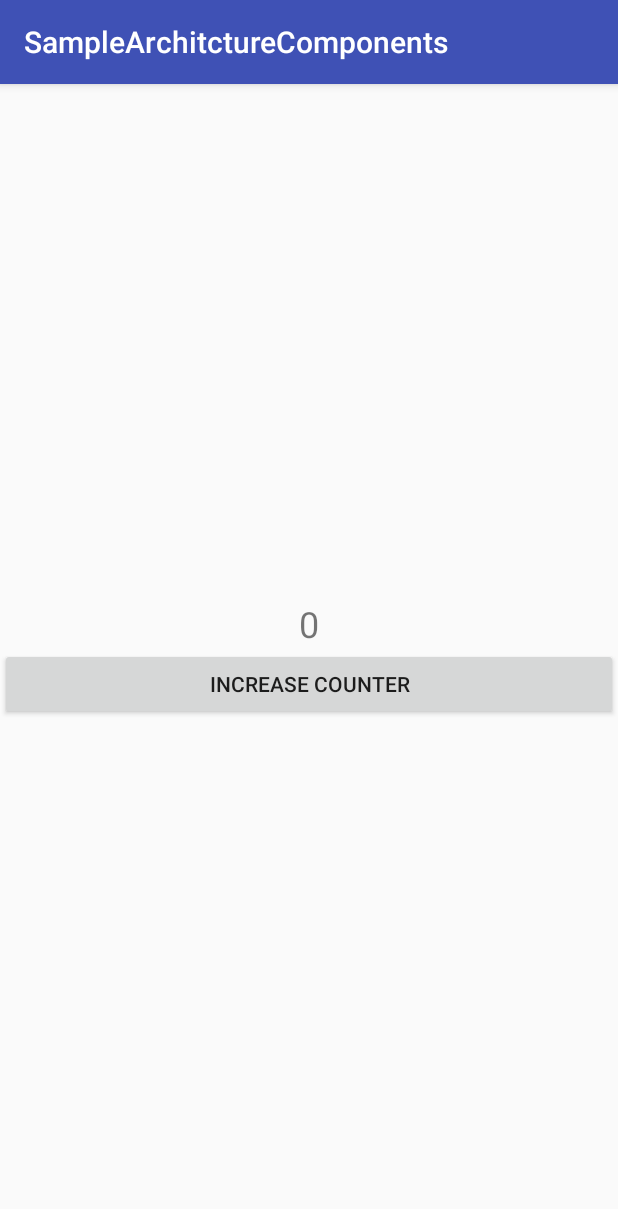
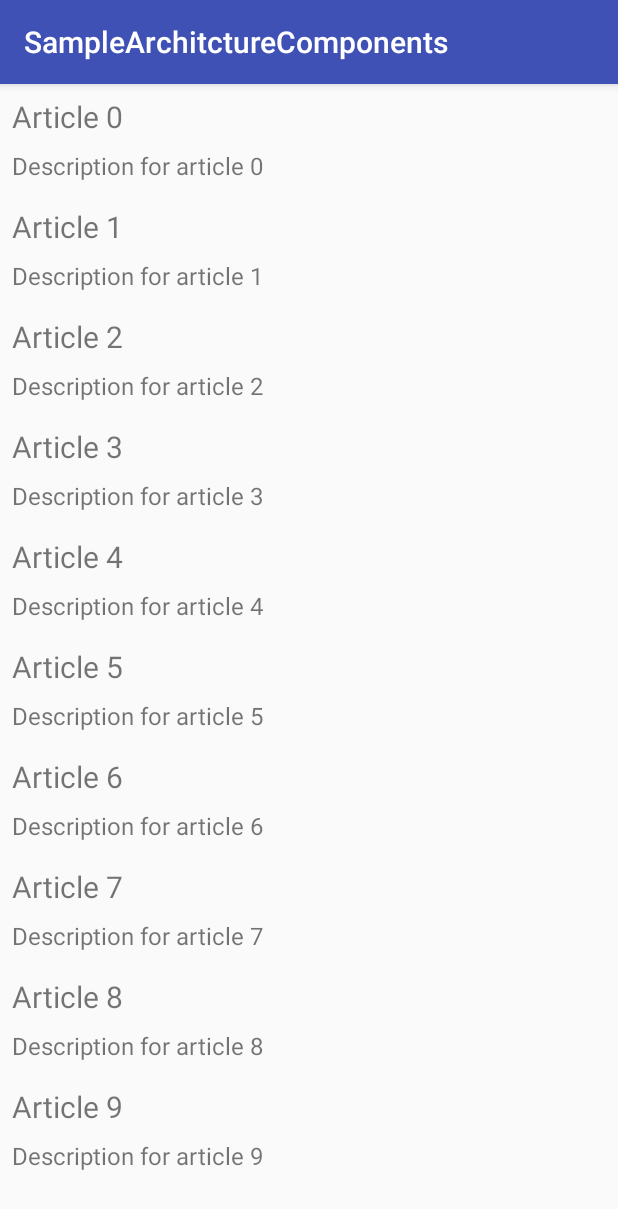
Before and after one commit to rodrigobressan/sample_android_architecture_components, an Android app: the screen it shows after launch (ViewModelActivity before the commit, NewsActivity after it), after a tap on "VIEW MODEL", on a phone screen of 412 x 824 dp. Shown: the top 1209 px of the screen. Run offline under Robolectric (Android 15) with nearby library versions, the phone set to English and light mode, and no system bars.

Commit message:
View Model usage with Recycler view

```diff
--- a/app/src/main/AndroidManifest.xml
+++ b/app/src/main/AndroidManifest.xml
@@ -17,7 +17,8 @@
         </activity>
 
         <activity android:name=".lifecycle.LifecycleSampleActivity" />
-        <activity android:name=".viewmodel.ViewModelActivity" />
+        <activity android:name=".viewmodel.counter.CounterActivity" />
+        <activity android:name=".viewmodel.news.NewsActivity" />
 
     </application>
 </manifest>
--- a/app/src/main/java/com/rodrigobresan/samplearchitcturecomponents/MainActivity.kt
+++ b/app/src/main/java/com/rodrigobresan/samplearchitcturecomponents/MainActivity.kt
@@ -4,7 +4,8 @@ import android.content.Intent
 import android.os.Bundle
 import android.support.v7.app.AppCompatActivity
 import com.rodrigobresan.samplearchitcturecomponents.lifecycle.LifecycleSampleActivity
-import com.rodrigobresan.samplearchitcturecomponents.viewmodel.ViewModelActivity
+import com.rodrigobresan.samplearchitcturecomponents.viewmodel.counter.CounterActivity
+import com.rodrigobresan.samplearchitcturecomponents.viewmodel.news.NewsActivity
 import kotlinx.android.synthetic.main.activity_main.*
 
 class MainActivity : AppCompatActivity() {
@@ -15,7 +16,7 @@ class MainActivity : AppCompatActivity() {
         setContentView(R.layout.activity_main)
 
         btn_main_lifecycle.setOnClickListener { openActivity(LifecycleSampleActivity.provideIntent(this)) }
-        btn_main_viewmodel.setOnClickListener { openActivity(ViewModelActivity.provideIntent(this)) }
+        btn_main_viewmodel.setOnClickListener { openActivity(NewsActivity.provideIntent(this)) }
     }
 
     private fun openActivity(intent: Intent) {
--- a/app/src/main/java/com/rodrigobresan/samplearchitcturecomponents/viewmodel/ViewModelActivity.kt
+++ b/app/src/main/java/com/rodrigobresan/samplearchitcturecomponents/viewmodel/counter/CounterActivity.kt
@@ -1,4 +1,4 @@
-package com.rodrigobresan.samplearchitcturecomponents.viewmodel
+package com.rodrigobresan.samplearchitcturecomponents.viewmodel.counter
 
 import android.arch.lifecycle.ViewModelProviders
 import android.content.Context
@@ -8,12 +8,12 @@ import android.support.v7.app.AppCompatActivity
 import com.rodrigobresan.samplearchitcturecomponents.R
 import kotlinx.android.synthetic.main.activity_view_model.*
 
-class ViewModelActivity : AppCompatActivity() {
+class CounterActivity : AppCompatActivity() {
 
 
     companion object {
         fun provideIntent(context: Context) : Intent {
-            val intent = Intent(context, ViewModelActivity::class.java)
+            val intent = Intent(context, CounterActivity::class.java)
             return intent
         }
     }
--- a/app/src/main/java/com/rodrigobresan/samplearchitcturecomponents/viewmodel/CounterViewModel.kt
+++ b/app/src/main/java/com/rodrigobresan/samplearchitcturecomponents/viewmodel/counter/CounterViewModel.kt
@@ -1,4 +1,4 @@
-package com.rodrigobresan.samplearchitcturecomponents.viewmodel
+package com.rodrigobresan.samplearchitcturecomponents.viewmodel.counter
 
 import android.arch.lifecycle.ViewModel
 
--- /dev/null
+++ b/app/src/main/java/com/rodrigobresan/samplearchitcturecomponents/viewmodel/news/NewsActivity.kt
@@ -0,0 +1,33 @@
+package com.rodrigobresan.samplearchitcturecomponents.viewmodel.news
+
+import android.arch.lifecycle.ViewModelProviders
+import android.content.Context
+import android.content.Intent
+import android.os.Bundle
+import android.support.v7.app.AppCompatActivity
+import android.support.v7.widget.LinearLayoutManager
+import com.rodrigobresan.samplearchitcturecomponents.R
+import kotlinx.android.synthetic.main.activity_news.*
+
+class NewsActivity : AppCompatActivity() {
+
+    companion object {
+        fun provideIntent(context: Context) : Intent {
+            var intent = Intent(context, NewsActivity::class.java)
+            return intent
+        }
+    }
+
+    override fun onCreate(savedInstanceState: Bundle?) {
+        super.onCreate(savedInstanceState)
+
+        setContentView(R.layout.activity_news)
+
+        val adapter = NewsAdapter()
+        rv_news.layoutManager = LinearLayoutManager(this)
+        rv_news.adapter = adapter
+
+        val newsViewModel = ViewModelProviders.of(this).get(NewsViewModel::class.java)
+        adapter.swapArticles(newsViewModel.getNewsArticles())
+    }
+}
--- /dev/null
+++ b/app/src/main/java/com/rodrigobresan/samplearchitcturecomponents/viewmodel/news/NewsAdapter.kt
@@ -0,0 +1,40 @@
+package com.rodrigobresan.samplearchitcturecomponents.viewmodel.news
+
+import android.support.v7.widget.RecyclerView
+import android.view.LayoutInflater
+import android.view.View
+import android.view.ViewGroup
+import android.widget.TextView
+import com.rodrigobresan.samplearchitcturecomponents.R
+
+class NewsAdapter : RecyclerView.Adapter<NewsAdapter.NewsViewHolder>() {
+
+    lateinit var newsList: List<NewsArticle>
+
+    fun swapArticles(newsArticles: ArrayList<NewsArticle>) {
+        this.newsList = newsArticles
+        notifyDataSetChanged()
+    }
+
+    override fun getItemCount(): Int {
+        return newsList.size
+    }
+
+    override fun onBindViewHolder(holder: NewsViewHolder, position: Int) {
+        val item = newsList[position]
+
+        holder.txtTitle.text = item.title
+        holder.txtDescription.text = item.description
+    }
+
+    override fun onCreateViewHolder(parent: ViewGroup, viewType: Int): NewsViewHolder {
+        val view = LayoutInflater.from(parent.context).inflate(R.layout.item_article, parent, false)
+        return NewsViewHolder(view)
+    }
+
+    class NewsViewHolder(itemView: View) : RecyclerView.ViewHolder(itemView) {
+        var txtTitle: TextView = itemView.findViewById(R.id.txt_item_article_title)
+        var txtDescription: TextView = itemView.findViewById(R.id.txt_item_article_description)
+    }
+
+}
--- /dev/null
+++ b/app/src/main/java/com/rodrigobresan/samplearchitcturecomponents/viewmodel/news/NewsArticle.kt
@@ -0,0 +1,6 @@
+package com.rodrigobresan.samplearchitcturecomponents.viewmodel.news
+
+data class NewsArticle(
+        var title: String = "",
+        var description: String = ""
+)
--- /dev/null
+++ b/app/src/main/java/com/rodrigobresan/samplearchitcturecomponents/viewmodel/news/NewsRepository.kt
@@ -0,0 +1,21 @@
+package com.rodrigobresan.samplearchitcturecomponents.viewmodel.news
+
+import kotlin.repeat
+
+class NewsRepository {
+
+    companion object {
+        fun getArticles(): ArrayList<NewsArticle> {
+
+            var articleList = arrayListOf<NewsArticle>()
+
+            repeat(10) {
+                val article = NewsArticle("Article " + it, "Description for article " + it)
+                articleList.add(article)
+            }
+
+            return articleList
+        }
+
+    }
+}
--- /dev/null
+++ b/app/src/main/java/com/rodrigobresan/samplearchitcturecomponents/viewmodel/news/NewsViewModel.kt
@@ -0,0 +1,8 @@
+package com.rodrigobresan.samplearchitcturecomponents.viewmodel.news
+
+import android.arch.lifecycle.ViewModel
+
+class NewsViewModel : ViewModel() {
+
+    fun getNewsArticles() = NewsRepository.getArticles()
+}
--- /dev/null
+++ b/app/src/main/res/layout/activity_news.xml
@@ -0,0 +1,14 @@
+<?xml version="1.0" encoding="utf-8"?>
+<LinearLayout xmlns:android="http://schemas.android.com/apk/res/android"
+    xmlns:tools="http://schemas.android.com/tools"
+    android:layout_width="match_parent"
+    android:layout_height="match_parent"
+    android:orientation="vertical">
+
+    <android.support.v7.widget.RecyclerView
+        android:id="@+id/rv_news"
+        android:layout_width="match_parent"
+        android:layout_height="wrap_content"
+        tools:listitem="@layout/item_article" />
+
+</LinearLayout>
--- /dev/null
+++ b/app/src/main/res/layout/item_article.xml
@@ -0,0 +1,24 @@
+<?xml version="1.0" encoding="utf-8"?>
+<LinearLayout xmlns:android="http://schemas.android.com/apk/res/android"
+    xmlns:tools="http://schemas.android.com/tools"
+    android:layout_width="match_parent"
+    android:layout_height="wrap_content"
+    android:orientation="vertical"
+    android:padding="8dp">
+
+    <TextView
+        android:id="@+id/txt_item_article_title"
+        android:layout_width="match_parent"
+        android:layout_height="wrap_content"
+        android:textSize="20sp"
+        tools:text="@string/sample_text_item_article_title" />
+
+    <TextView
+        android:id="@+id/txt_item_article_description"
+        android:layout_width="match_parent"
+        android:layout_height="wrap_content"
+        android:layout_marginTop="8dp"
+        android:textSize="16sp"
+        tools:text="@string/sample_text_item_article_description" />
+
+</LinearLayout>
--- a/app/src/main/res/values/strings.xml
+++ b/app/src/main/res/values/strings.xml
@@ -1,4 +1,6 @@
 <resources>
     <string name="app_name">SampleArchitctureComponents</string>
     <string name="main_intro">Hey there! This is a simple application showing how to use the Architecture Components for Android. Hope you enjoy it!</string>
+    <string name="sample_text_item_article_description">Here goes the article description. Lorem ipsum dolor sit amet...</string>
+    <string name="sample_text_item_article_title">Here goes the title of the article</string>
 </resources>
```
